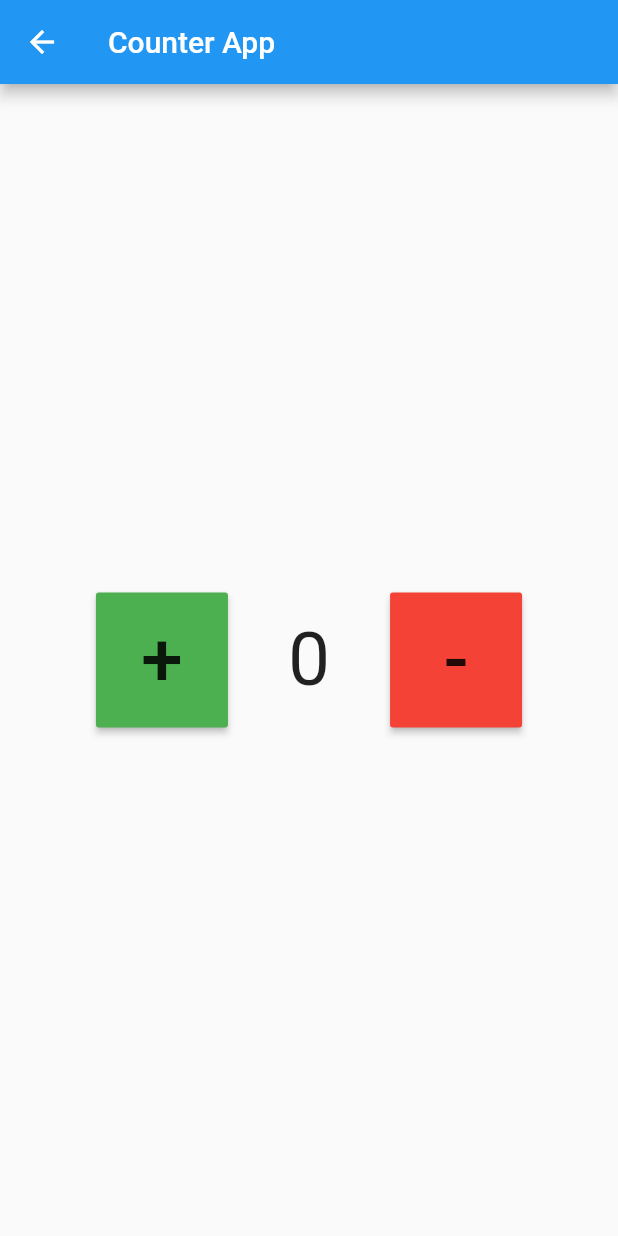
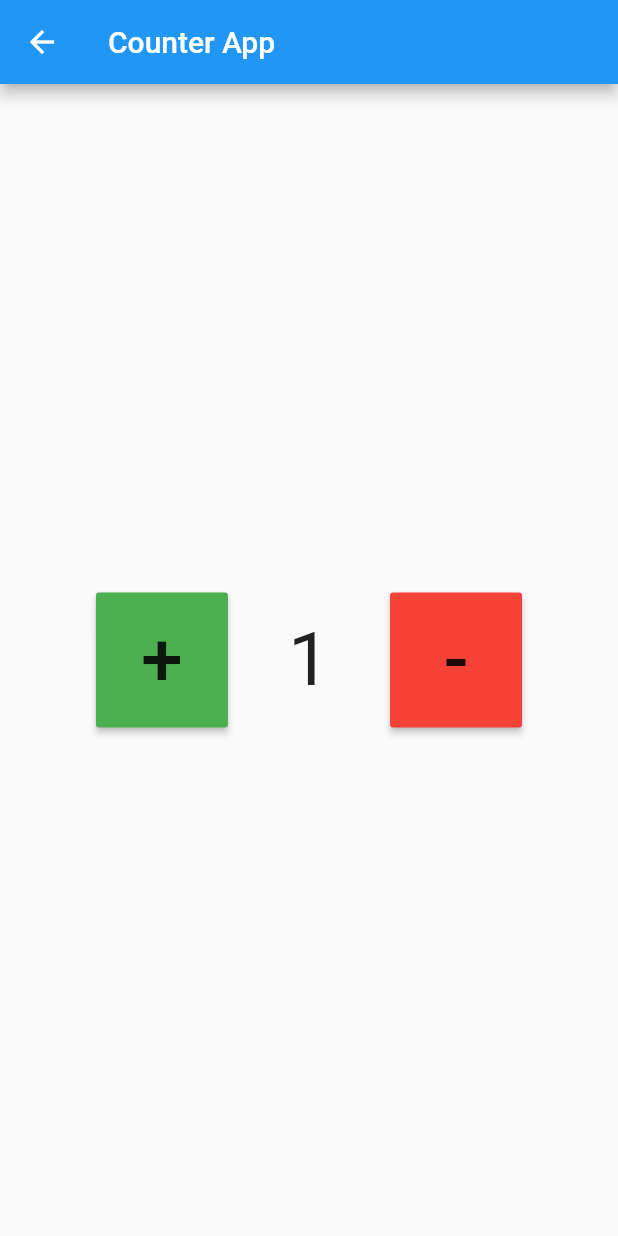
Before and after one commit to Moamenmuh13/flutter_project_structure, a Flutter app: the CounterScreen screen opened directly, on a phone screen of 412 x 824 dp. Run offline on Flutter 3.47's test engine with Material 2 defaults, Android fonts, the phone set to English and light mode, and no system bars; our stand-ins replace bloc, conditional_builder_null_safety, flutter_bloc, sqflite; accounts and stored records are empty.

Commit message:
before using cubit

```diff
--- a/lib/modules/counter/counter_screen.dart
+++ b/lib/modules/counter/counter_screen.dart
@@ -1,52 +1,63 @@
 import 'package:flutter/material.dart';
+import 'package:flutter_bloc/flutter_bloc.dart';
+import 'package:flutter_project_structure/modules/counter/cubit/cubit.dart';
+import 'package:flutter_project_structure/modules/counter/cubit/states.dart';
 
-class CounterScreen extends StatefulWidget {
-  @override
-  State<CounterScreen> createState() => _CounterScreenState();
-}
-
-class _CounterScreenState extends State<CounterScreen> {
-
-  int counter = 0 ;
-
-  @override
-  void initState() {
-    super.initState();
-  }
+class CounterScreen extends StatelessWidget {
+  CounterScreen({super.key});
 
   @override
   Widget build(BuildContext context) {
+    return BlocProvider(
+      create: (BuildContext context) => CounterCubit(),
+      child: BlocConsumer<CounterCubit, CounterStates>(
+        listener: (context, state) {},
+        builder: (context, state) {
           return Scaffold(
             appBar: AppBar(
-        title:  const Text("Counter App"),
+              title: const Text("Counter App"),
             ),
-      body:Center(
+            body: Center(
               child: Row(
                 mainAxisAlignment: MainAxisAlignment.center,
                 children: [
-            MaterialButton(onPressed: (){
-              setState(() {
-                counter++;
-              });
-            } , color: Colors.green, height: 90.0,child: const Text("+" , style: TextStyle(fontSize: 50.0),),) ,
+                  MaterialButton(
+                    onPressed: () {
+                      CounterCubit.get(context).plus();
+                    },
+                    color: Colors.green,
+                    height: 90.0,
+                    child: const Text(
+                      "+",
+                      style: TextStyle(fontSize: 50.0),
+                    ),
+                  ),
                   const SizedBox(width: 20.0),
                   Padding(
                     padding: const EdgeInsets.symmetric(horizontal: 20.0),
-              child: Text("${counter}" , style: const TextStyle(fontSize: 50.0),),
+                    child: Text(
+                      "${CounterCubit.get(context).counter}",
+                      style: const TextStyle(fontSize: 50.0),
+                    ),
                   ),
                   const SizedBox(width: 20.0),
-            MaterialButton(onPressed: (){
-              setState(() {
-                if(counter > 0){
-                  counter--;
-                }else{
-                  print("No u can't");
-                }
-              });
-            } , color: Colors.red[500], height: 90.0,child: const Text("-" , style: TextStyle(fontSize: 50.0),),) ,
+                  MaterialButton(
+                    onPressed: () {
+                      CounterCubit.get(context).minus();
+                    },
+                    color: Colors.red[500],
+                    height: 90.0,
+                    child: const Text(
+                      "-",
+                      style: TextStyle(fontSize: 50.0),
+                    ),
+                  ),
                 ],
               ),
             ),
           );
+        },
+      ),
+    );
   }
 }
--- /dev/null
+++ b/lib/modules/counter/cubit/cubit.dart
@@ -0,0 +1,20 @@
+import 'package:flutter_bloc/flutter_bloc.dart';
+import 'package:flutter_project_structure/modules/counter/cubit/states.dart';
+
+class CounterCubit extends Cubit<CounterStates> {
+  CounterCubit() : super(CounterInitialState());
+
+  static CounterCubit get(context) => BlocProvider.of(context);
+
+  int counter = 1;
+
+  void plus() {
+    counter++;
+    emit(CounterPlusState());
+  }
+
+  void minus() {
+    counter--;
+    emit(CounterMinusState());
+  }
+}
```
Also changed, not shown: lib/shared/bloc_observer.dart (added, +27 -0 lines). Lines whose indentation alone changed are shown as unchanged.
